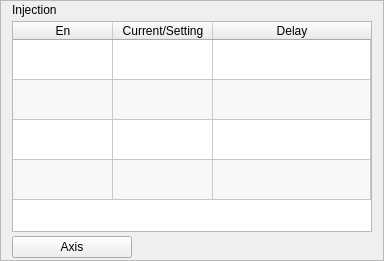
Above: hcinstruction/ichcinjectionpage.ui from dongdong-2009/3-5AxisRobot before the change. Below: the same form after it.
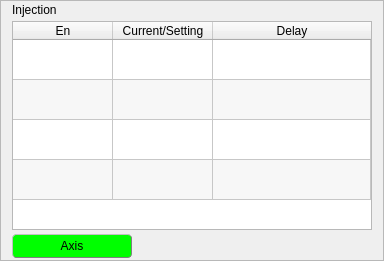
That is the form after the change. Icons and pictures are not drawn. Custom widgets are drawn as their Qt base class.

```diff
--- a/hcinstruction/ichcinjectionpage.ui
+++ b/hcinstruction/ichcinjectionpage.ui
@@ -226,12 +226,32 @@
    </item>
    <item>
     <widget class="QPushButton" name="goToAxis">
+     <property name="minimumSize">
+      <size>
+       <width>0</width>
+       <height>24</height>
+      </size>
+     </property>
      <property name="maximumSize">
       <size>
        <width>120</width>
        <height>16777215</height>
       </size>
      </property>
+     <property name="styleSheet">
+      <string notr="true">#goToAxis{
+     border-style: outset;
+     border-width: 1px;
+     border-radius: 4px;
+     border-color: gray;
+	background-color: rgb(0, 255, 0);
+}
+#goToAxis::pressed{
+     border-style: inset;
+	background-color: #0073FF;
+	color:black;
+}</string>
+     </property>
      <property name="text">
       <string>Axis</string>
      </property>
```
Left out of the diff: 12 changed lines with no effect on the pictures.
